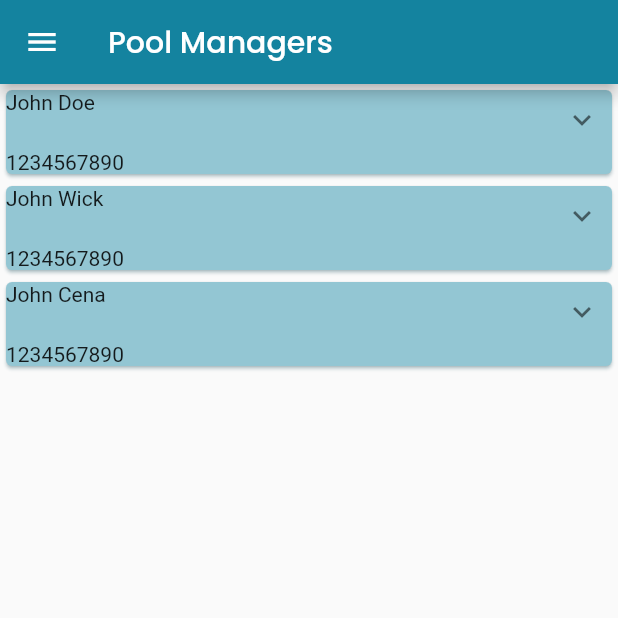
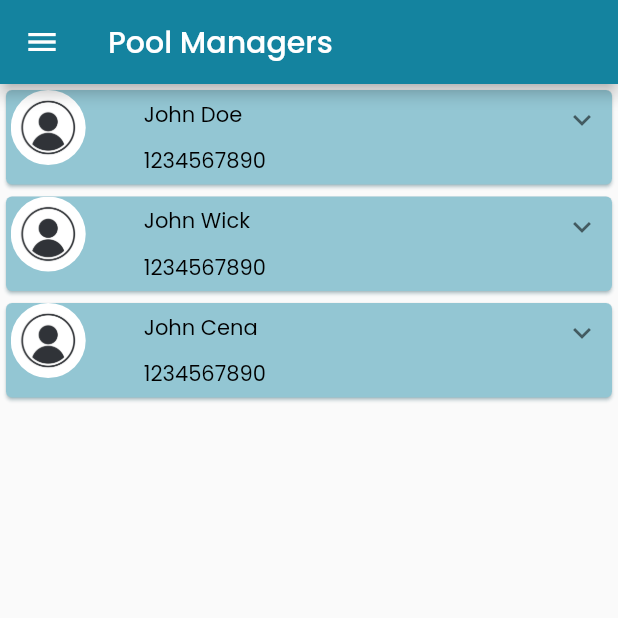
Before and after one commit to Pavithra-Rajan/swimiNIT, a Flutter app: the screen it shows after launch, after a tap on "Log In", on a phone screen of 412 x 824 dp, the top half of it. Run offline on Flutter 3.47's test engine with Material 2 defaults, Android fonts, the phone set to English and light mode, and no system bars; drawn by our look-alikes of expandable; our stand-ins replace firebase_auth, firebase_core, google_fonts; accounts and stored records are empty; network calls fail.

Commit message:
fixed view SPM

```diff
--- a/lib/Admin/adminnavbar.dart
+++ b/lib/Admin/adminnavbar.dart
@@ -31,7 +31,6 @@ class _HomePageState extends State<HomePage> {
   @override
   Widget build(BuildContext context) {
     var container;
-    bool isClosed = false;
     String text = "Pool Managers";
     if (currentPage == DrawerSections.pool_managers) {
       container = ViewPoolManagers();
@@ -55,7 +54,6 @@ class _HomePageState extends State<HomePage> {
       container = QuarterlyReports();
       text = "Reports";
     } else if (currentPage == DrawerSections.log_out) {
-      Navigator.of(context).pop();
         Navigator.of(context).push(MaterialPageRoute(
             builder: (context) => MyApp()));
     }
@@ -71,17 +69,15 @@ class _HomePageState extends State<HomePage> {
       body: container,
       drawer: Drawer(
         child: SingleChildScrollView(
-          child: Container(
-            child: Column(
-              children: [MyHeaderDrawer(), MyDrawerList()],
-            ),
+          child: Column(
+            children: [MyHeaderDrawer(), myDrawerList()],
           ),
         ),
       ),
     );
   }
 
-  Widget MyDrawerList() {
+  Widget myDrawerList() {
     return Container(
       padding: EdgeInsets.only(
         top: 15,
--- a/lib/Admin/pool_managers.dart
+++ b/lib/Admin/pool_managers.dart
@@ -1,8 +1,8 @@
 import 'package:expandable/expandable.dart';
 import 'package:flutter/material.dart';
+import 'package:google_fonts/google_fonts.dart';
 
 import '../SPM/spm.dart';
-import '../main.dart';
 
 class ViewPoolManagers extends StatefulWidget
 {
@@ -15,8 +15,8 @@ class ViewPoolManagers extends StatefulWidget
 class _ViewPoolManagers extends State<ViewPoolManagers>
 {
   List<SPM> managers = [SPM("1234567890", "0987654321", "John Doe", "123456"),
-    SPM("1234567890", "0987654321", "John Wick", "123456"),
-    SPM("1234567890", "0987654321", "John Cena", "123456")];
+                        SPM("1234567890", "0987654321", "John Wick", "123456"),
+                        SPM("1234567890", "0987654321", "John Cena", "123456")];
   @override
   Widget build(BuildContext context) {
     return Scaffold(
@@ -36,17 +36,57 @@ class _ViewPoolManagers extends State<ViewPoolManagers>
         color: Color(0xFF93C6D3),
         shadowColor: Color(0xFF93C6D3),
         child: ExpandablePanel(
-            header: Text(
-                managers[i].name,
-
+            header: Padding(padding: EdgeInsets.all(0),
+              child: Stack(
+                children: [
+                  Align(
+                    alignment: Alignment(-0.98,1),
+                    child: Container(
+                      width: 50,
+                      height: 50,
+                      decoration: BoxDecoration(
+                        shape: BoxShape.circle,
+                        image: DecorationImage(
+                          image: AssetImage("lib/Resources/profilePic.jpeg"),
+                          fit: BoxFit.cover
+                        )
+                      ),
+                    ),
+                  ),
+                  Align(
+                      alignment: Alignment(-0.35, 1),
+                      child: Container(
+                        margin: EdgeInsets.fromLTRB(0, 6, 0, 5),
+                        child: Column(
+                          crossAxisAlignment: CrossAxisAlignment.start,
+                          children: <Widget>[
+                            Text(managers[i].name,
+                              style: GoogleFonts.poppins(color: Colors.black),
+                            ),
+                            SizedBox(height: 10,),
+                            Text(managers[i].contact1,
+                              style: GoogleFonts.poppins(color: Colors.black),
+                            )
+                          ],
+                        ),
+                      )
+                  ),
+                ],
+              )
             ),
 
-            expanded:RawMaterialButton(
-              onPressed: () { setState(() { managers.removeAt(i); });},
-              child: Text("Delete"),
-              fillColor: Colors.red,
+            expanded: Align(
+              child: SizedBox(
+                width: MediaQuery.of(context).size.width * 0.5,
+                child: RawMaterialButton(
+                      onPressed: () { setState(() { managers.removeAt(i); });},
+                      child: Text("Delete"),
+                      fillColor: Colors.red,
+                      ),
+              )
             ),
-            collapsed: Text(managers[i].contact1)
+
+            collapsed: Container()
         ),
       ),
     );
```
Also changed, not shown: lib/Resources/profilePic.jpeg (added).
